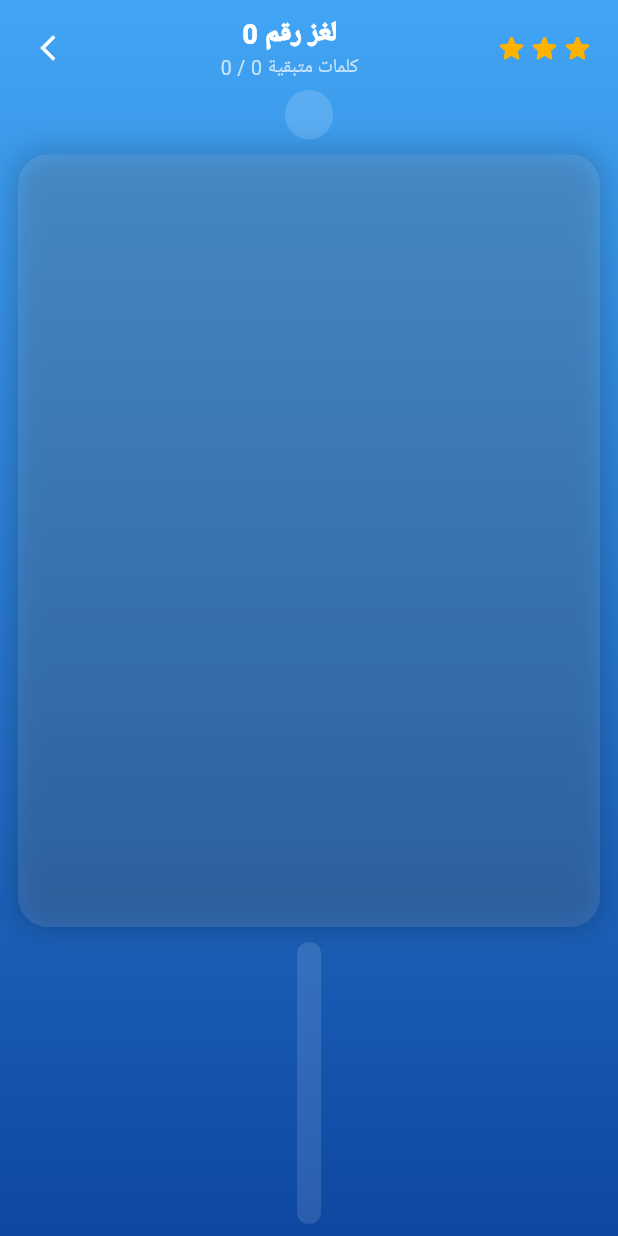
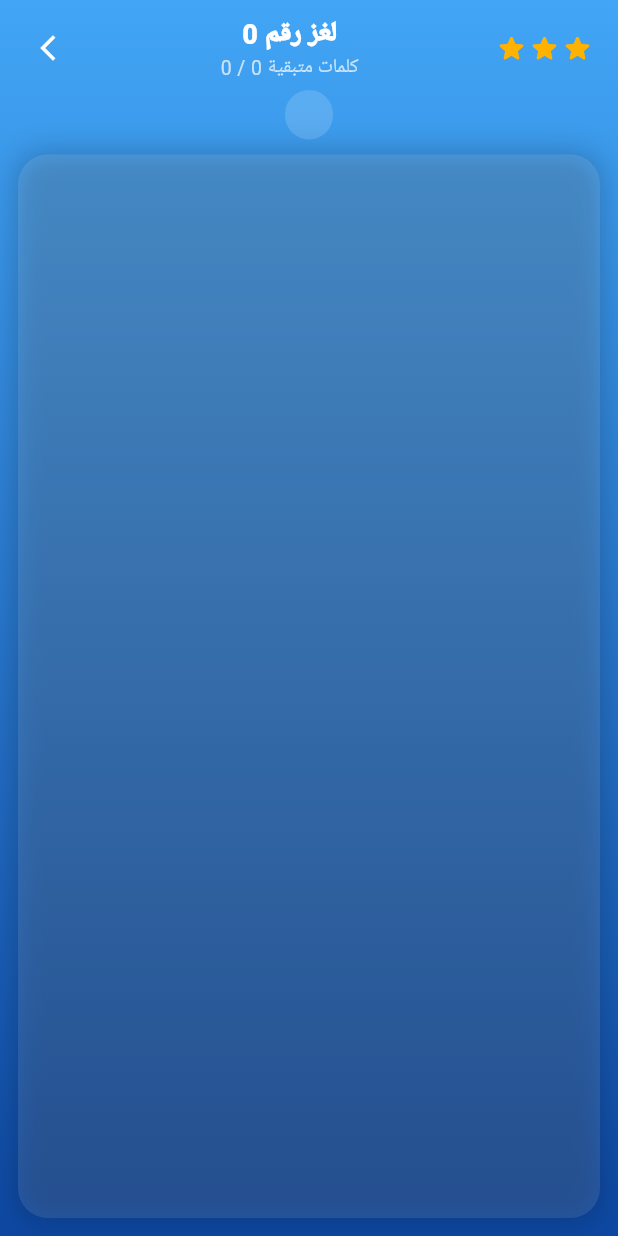
Before and after one commit to alghaithi-pro/waslah-game, a Flutter app: the GameScreen screen opened directly with empty values, on a phone screen of 412 x 824 dp. Run offline on Flutter 3.47's test engine with Material 3 defaults, Android fonts, the phone set to English and light mode, and no system bars.

Commit message:
update: remove word hints from game screen

```diff
--- a/lib/screens/game_screen.dart
+++ b/lib/screens/game_screen.dart
@@ -2,7 +2,6 @@ import 'package:flutter/material.dart';
 import '../models/puzzle.dart';
 import '../theme/app_colors.dart';
 import '../widgets/letter_grid.dart';
-import '../widgets/word_chip.dart';
 import 'win_screen.dart';
 
 class GameScreen extends StatefulWidget {
@@ -132,7 +131,7 @@ class _GameScreenState extends State<GameScreen>
                   ),
                   // Grid
                   Expanded(
-                    flex: 5,
+                    flex: 1,
                     child: Center(
                       child: Container(
                         margin: const EdgeInsets.symmetric(horizontal: 12),
@@ -156,32 +155,7 @@ class _GameScreenState extends State<GameScreen>
                       ),
                     ),
                   ),
-                  // Word chips
-                  Expanded(
-                    flex: 2,
-                    child: Container(
-                      margin: const EdgeInsets.fromLTRB(8, 10, 8, 8),
-                      padding: const EdgeInsets.symmetric(vertical: 10, horizontal: 8),
-                      decoration: BoxDecoration(
-                        color: Colors.white.withOpacity(0.12),
-                        borderRadius: BorderRadius.circular(20),
-                      ),
-                      child: SingleChildScrollView(
-                        child: Directionality(
-                          textDirection: TextDirection.rtl,
-                          child: Wrap(
-                            alignment: WrapAlignment.center,
-                            children: puzzle.words
-                                .map((e) => WordChip(
-                                      word: e.word,
-                                      found: _foundWords.contains(e.word),
-                                    ))
-                                .toList(),
-                          ),
-                        ),
-                      ),
-                    ),
-                  ),
+                  const SizedBox(height: 12),
                 ],
               ),
             ),
```
